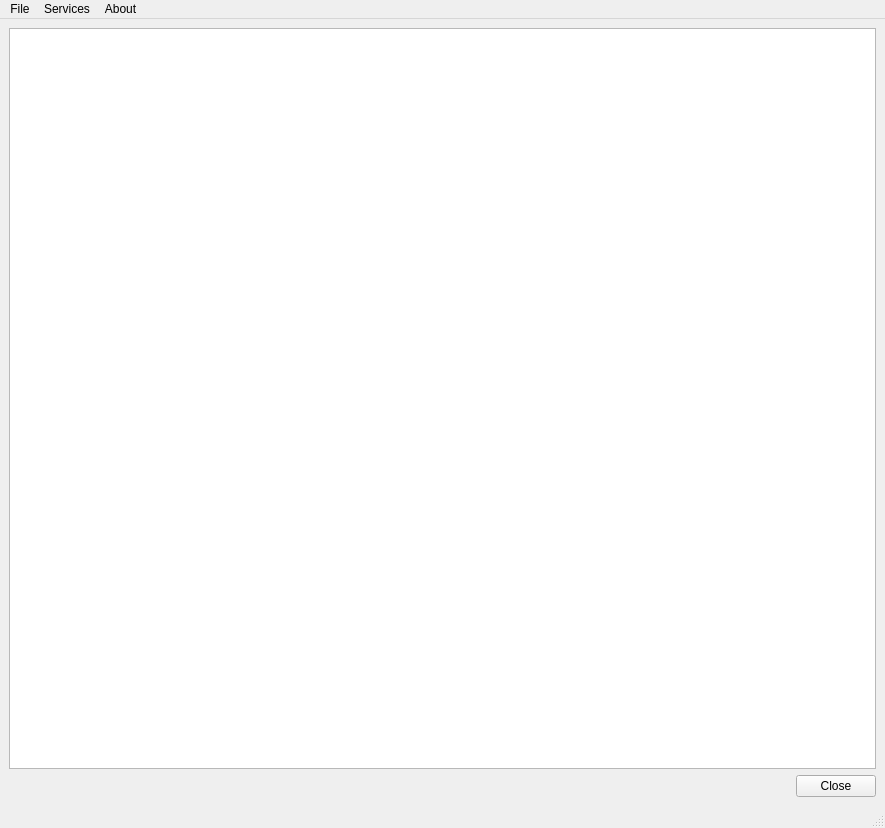
Above: TradToll/Voie_NT/ihmSimulator/sources/maindlg.ui from tcvitani/VS17CmakeTest before the change. Below: the same form after it.
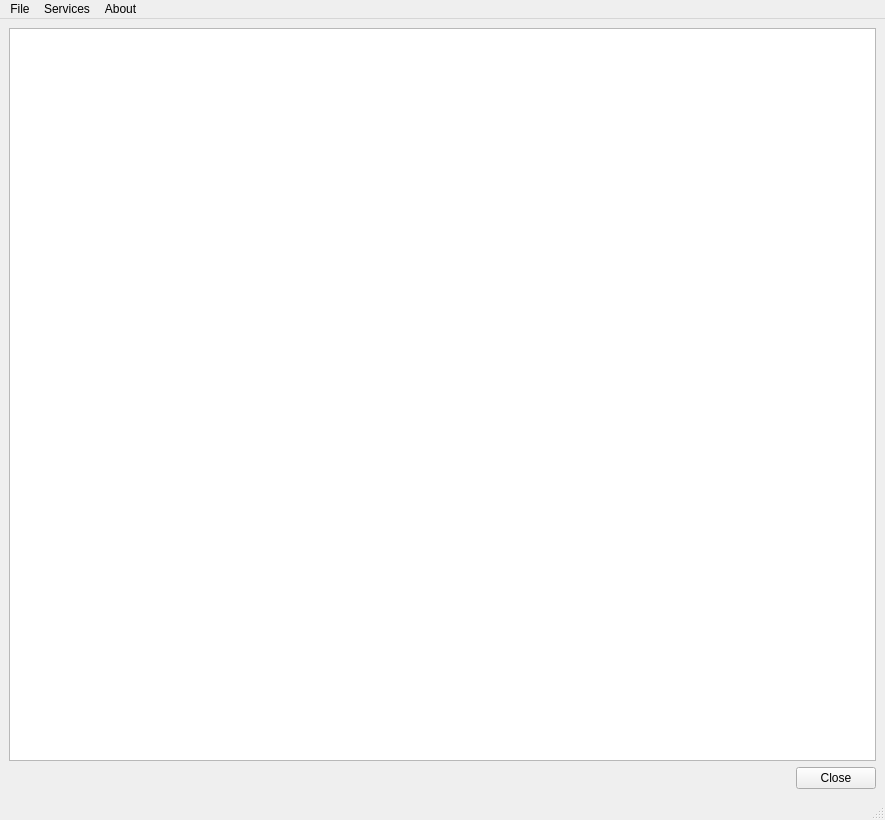
That is the form after the change.

The edit to the form file:
```diff
--- a/TradToll/Voie_NT/ihmSimulator/sources/maindlg.ui
+++ b/TradToll/Voie_NT/ihmSimulator/sources/maindlg.ui
@@ -7,7 +7,7 @@
     <x>0</x>
     <y>0</y>
     <width>885</width>
-    <height>828</height>
+    <height>820</height>
    </rect>
   </property>
   <property name="windowTitle">
```
